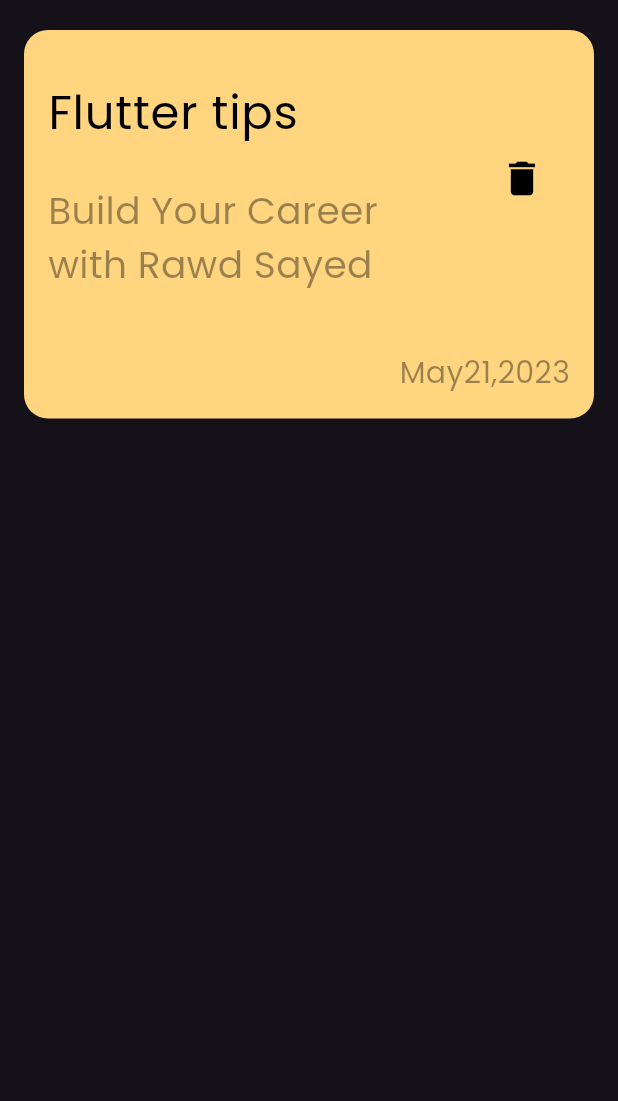
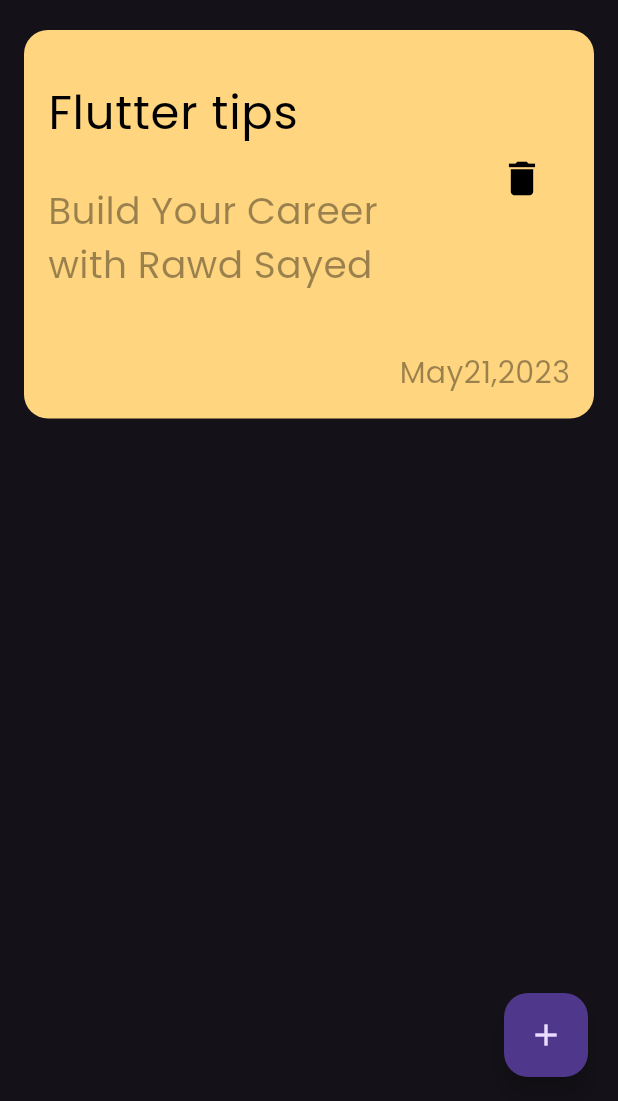
Before and after one commit to rawd93/notes_app, a Flutter app: the screen it shows after launch, on a phone screen of 412 x 824 dp, the part 135-1236 px from its top. Run offline on Flutter 3.47's test engine with Material 3 defaults, Android fonts, the phone set to English and light mode, and no system bars.

Commit message:
notes_view

```diff
--- a/notes_app/lib/views/notes_View.dart
+++ b/notes_app/lib/views/notes_View.dart
@@ -7,8 +7,30 @@ class NotesView extends StatelessWidget {
 
   @override
   Widget build(BuildContext context) {
-    return const Scaffold(
-      body: NotesViewBody(),
+    return Scaffold(
+      body:  const NotesViewBody(),
+      floatingActionButton: Padding(
+        padding: const EdgeInsets.only(right: 4),
+        child: FloatingActionButton(
+          onPressed: () {
+            showModalBottomSheet(
+                context: context,
+                builder: (Context) {
+                  return const  AddNoteBottomSheet();
+                });
+          },
+          child:const  Icon(Icons.add),
+        ),
+      ),
     );
   }
 }
+
+class AddNoteBottomSheet extends StatelessWidget {
+  const AddNoteBottomSheet({super.key});
+
+  @override
+  Widget build(BuildContext context) {
+    return Container();
+  }
+}
```
